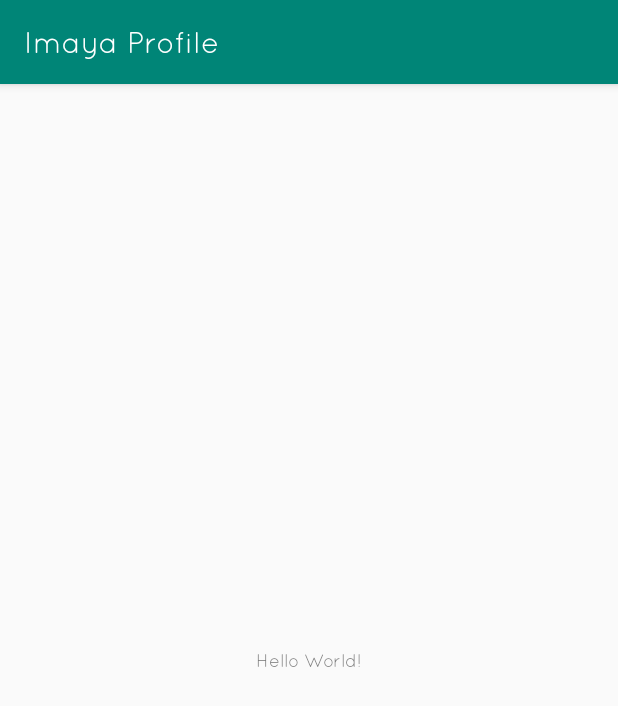
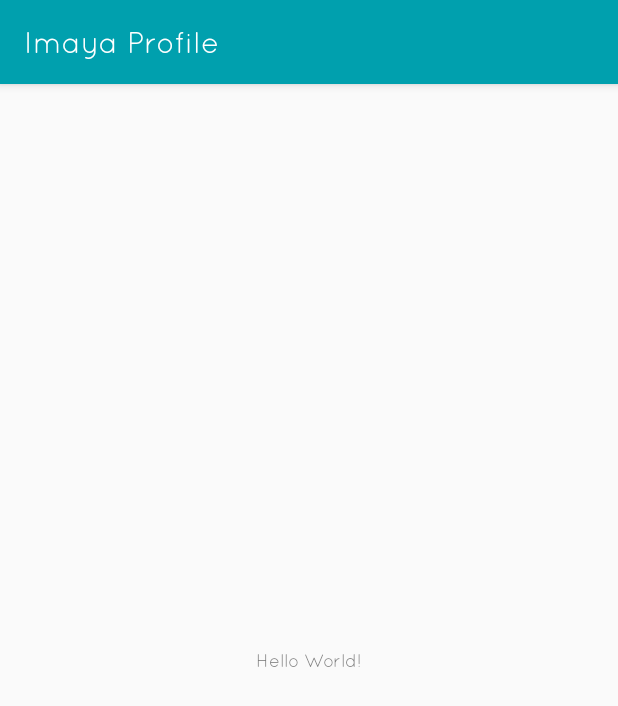
Before and after one commit to ImayaDismas/Dismas, an Android app: the screen it shows after launch (MainActivity), on a phone screen of 412 x 824 dp. Shown: the top 706 px of the screen. Run offline under Robolectric (Android 15) with nearby library versions, the phone set to English and light mode, and no system bars.

Commit message:
changed the colors of the app

```diff
--- a/app/src/main/res/values/colors.xml
+++ b/app/src/main/res/values/colors.xml
@@ -1,6 +1,8 @@
 <?xml version="1.0" encoding="utf-8"?>
 <resources>
-    <color name="colorPrimary">#008577</color>
-    <color name="colorPrimaryDark">#00574B</color>
-    <color name="colorAccent">#D81B60</color>
+    <color name="colorPrimary">#00A0AE</color>
+    <color name="colorPrimaryDark">#00808B</color>
+    <color name="colorAccent">#F7F4E5</color>
+
+    <color name="colorText">#181737</color>
 </resources>
```
